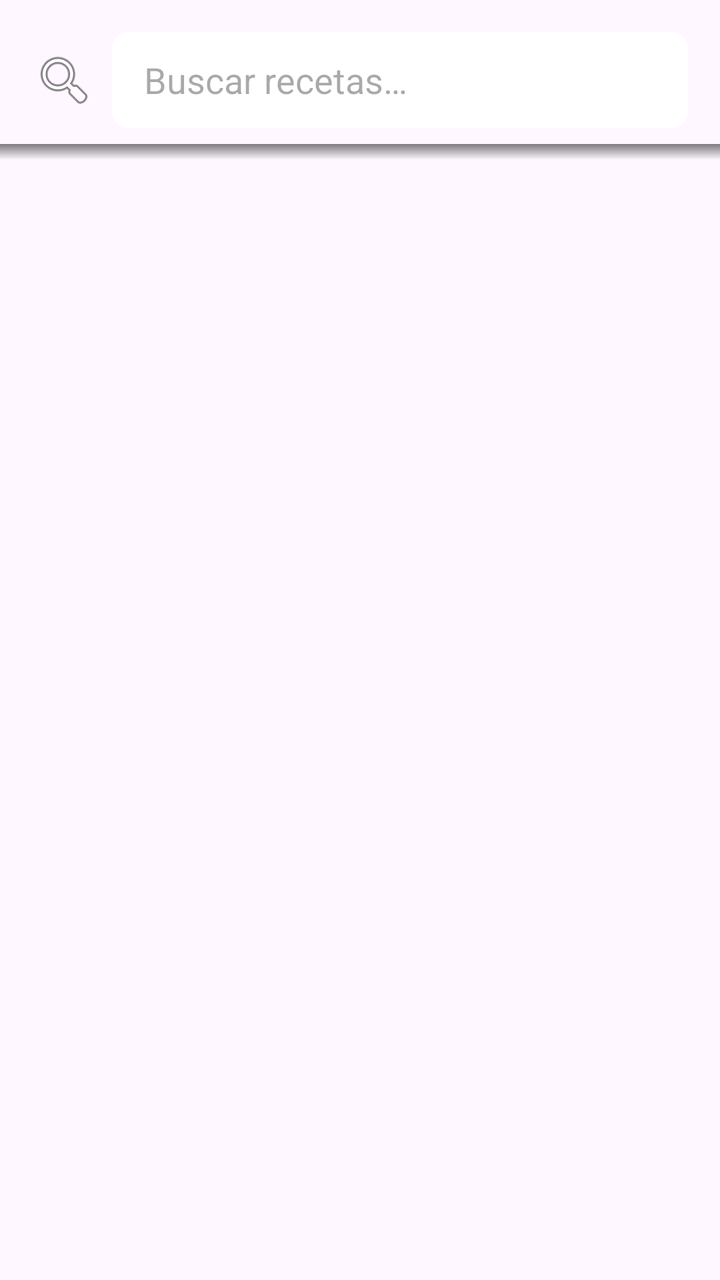
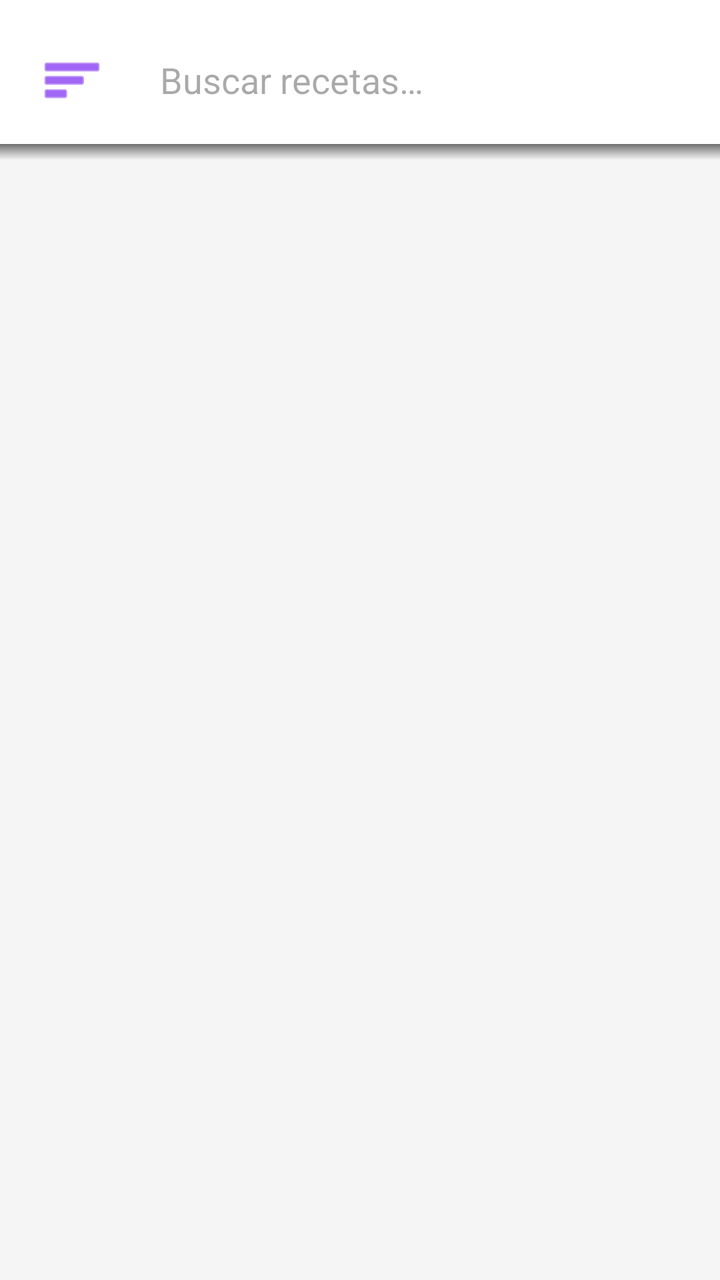

An Android layout rendered at two revisions. The XML below is the earlier revision; the diff shows what the commit changed to produce the second picture.
<!-- AndroidManifest.xml: application theme Theme.RefriMancia -->
<!-- res/layout/inicio_fragment.xml -->
<?xml version="1.0" encoding="utf-8"?>
<RelativeLayout
    xmlns:android="http://schemas.android.com/apk/res/android"
    xmlns:app="http://schemas.android.com/apk/res-auto"
    android:layout_width="match_parent"
    android:layout_height="match_parent"
    android:fitsSystemWindows="true">

    
    <LinearLayout
        android:id="@+id/top_bar"
        android:layout_width="match_parent"
        android:layout_height="wrap_content"
        android:orientation="horizontal"
        android:gravity="center_vertical"
        android:paddingHorizontal="16dp"
        android:paddingTop="16dp"
        android:paddingBottom="8dp"
        android:elevation="4dp">

        <ImageView
            android:layout_width="32dp"
            android:layout_height="32dp"
            android:src="@android:drawable/ic_menu_search"
            android:layout_marginEnd="8dp"
            android:contentDescription="@string/search_hint" />

        <androidx.appcompat.widget.SearchView
            android:id="@+id/search_view"
            android:layout_width="match_parent"
            android:layout_height="wrap_content"
            android:background="@drawable/fondo_busqueda"
            app:iconifiedByDefault="false"
            app:queryHint="@string/search_hint"
            app:queryBackground="@null"
            app:searchIcon="@null"
            app:closeIcon="@null" />

    </LinearLayout>

    
    <androidx.recyclerview.widget.RecyclerView
        android:id="@+id/recipes_recycler_view"
        android:layout_width="match_parent"
        android:layout_height="match_parent"
        android:layout_below="@id/top_bar"
        android:clipToPadding="false"
        android:paddingTop="0dp"
        android:paddingBottom="8dp" />

    <View
        android:id="@+id/gradiente_sombra"
        android:layout_width="match_parent"
        android:layout_height="8dp"
        android:layout_below="@id/top_bar"
        android:background="@drawable/gradiente_sombra"
        android:elevation="4dp" />

    
    <FrameLayout
        android:id="@+id/search_overlay"
        android:layout_width="match_parent"
        android:layout_height="match_parent"
        android:layout_below="@id/top_bar"
        android:background="#80000000"
        android:visibility="gone"
        android:elevation="6dp">

        <ListView
            android:id="@+id/search_suggestions_list"
            android:layout_width="match_parent"
            android:layout_height="wrap_content"
            android:background="@android:color/white"
            android:divider="#E0E0E0"
            android:dividerHeight="1dp" />
    </FrameLayout>

    <ProgressBar
        android:id="@+id/loading_indicator"
        style="?android:attr/progressBarStyleSmall"
        android:layout_width="wrap_content"
        android:layout_height="wrap_content"
        android:layout_alignParentBottom="true"
        android:layout_centerHorizontal="true"
        android:layout_marginBottom="12dp"
        android:visibility="gone" />

</RelativeLayout>
<!-- resources referenced by this layout -->
<resources>
  <!-- drawable fondo_busqueda (drawable) -->
  <?xml version="1.0" encoding="utf-8"?>
  <shape xmlns:android="http://schemas.android.com/apk/res/android"
      android:shape="rectangle">
      <solid android:color="@color/white" />
      <corners android:radius="8dp" />
  </shape>
  <!-- drawable gradiente_sombra (drawable) -->
  ﻿<?xml version="1.0" encoding="utf-8"?>
  <shape xmlns:android="http://schemas.android.com/apk/res/android">
      <gradient android:startColor="#80000000" android:endColor="#00000000" android:angle="270" />
  </shape>
  <string name="search_hint">Buscar recetas…</string>
  <style name="Theme.RefriMancia" parent="Base.Theme.RefriMancia" />
  <color name="white">#FFFFFFFF</color>
  <style name="Base.Theme.RefriMancia" parent="Theme.Material3.DayNight.NoActionBar">
          
          
          <item name="android:statusBarColor">?attr/colorPrimary</item>
          <item name="android:windowLightStatusBar">false</item>
          
      </style>
</resources>

<!-- the commit's change to res/layout/inicio_fragment.xml (unified diff, before → after) -->
@@ -4,6 +4,7 @@
     xmlns:app="http://schemas.android.com/apk/res-auto"
     android:layout_width="match_parent"
     android:layout_height="match_parent"
+    android:background="#F5F5F5"
     android:fitsSystemWindows="true">
 
     
@@ -12,23 +13,30 @@
         android:layout_width="match_parent"
         android:layout_height="wrap_content"
         android:orientation="horizontal"
-        android:gravity="center_vertical"
         android:paddingHorizontal="16dp"
         android:paddingTop="16dp"
         android:paddingBottom="8dp"
-        android:elevation="4dp">
+        android:background="@android:color/white"
+        android:elevation="4dp"
+        android:gravity="center_vertical">
 
-        <ImageView
-            android:layout_width="32dp"
-            android:layout_height="32dp"
-            android:src="@android:drawable/ic_menu_search"
-            android:layout_marginEnd="8dp"
-            android:contentDescription="@string/search_hint" />
+        
+        <ImageButton
+            android:id="@+id/btn_filtros"
+            android:layout_width="40dp"
+            android:layout_height="40dp"
+            android:src="@android:drawable/ic_menu_sort_by_size"
+            android:background="?attr/selectableItemBackgroundBorderless"
+            android:contentDescription="@string/filter_by_ingredients"
+            android:tint="@color/purple_500"
+            android:layout_marginEnd="8dp" />
 
+        
         <androidx.appcompat.widget.SearchView
             android:id="@+id/search_view"
-            android:layout_width="match_parent"
+            android:layout_width="0dp"
             android:layout_height="wrap_content"
+            android:layout_weight="1"
             android:background="@drawable/fondo_busqueda"
             app:iconifiedByDefault="false"
             app:queryHint="@string/search_hint"
@@ -85,4 +93,60 @@
         android:layout_marginBottom="12dp"
         android:visibility="gone" />
 
+    
+    <include
+        android:id="@+id/error_conexion_container"
+        layout="@layout/error_conexion_layout"
+        android:layout_width="match_parent"
+        android:layout_height="match_parent"
+        android:layout_below="@id/top_bar"
+        android:visibility="gone" />
+
 </RelativeLayout>
+<!-- res/layout/error_conexion_layout.xml (included above) -->
+<?xml version="1.0" encoding="utf-8"?>
+<LinearLayout xmlns:android="http://schemas.android.com/apk/res/android"
+    android:id="@+id/error_conexion_container"
+    android:layout_width="match_parent"
+    android:layout_height="match_parent"
+    android:orientation="vertical"
+    android:gravity="center"
+    android:padding="24dp"
+    android:visibility="gone"
+    android:background="@android:color/white">
+
+    <ImageView
+        android:layout_width="80dp"
+        android:layout_height="80dp"
+        android:src="@android:drawable/ic_dialog_alert"
+        android:contentDescription="@string/error_icon"
+        android:tint="?attr/colorError" />
+
+    <TextView
+        android:id="@+id/tv_error_mensaje"
+        android:layout_width="wrap_content"
+        android:layout_height="wrap_content"
+        android:layout_marginTop="16dp"
+        android:text="@string/error_conexion_mensaje"
+        android:textSize="16sp"
+        android:textAlignment="center"
+        android:textColor="@android:color/black" />
+
+    <TextView
+        android:layout_width="wrap_content"
+        android:layout_height="wrap_content"
+        android:layout_marginTop="8dp"
+        android:text="@string/error_conexion_sugerencia"
+        android:textSize="14sp"
+        android:textAlignment="center"
+        android:textColor="#666666" />
+
+    <Button
+        android:id="@+id/btn_reintentar"
+        android:layout_width="wrap_content"
+        android:layout_height="wrap_content"
+        android:layout_marginTop="24dp"
+        android:text="@string/btn_reintentar"
+        android:textAllCaps="false" />
+
+</LinearLayout>
<!-- resource entries referenced after the edit -->
@@ -1,5 +1,6 @@
 <!-- resources referenced by this layout -->
 <resources>
+  <color name="purple_500">#FF6200EE</color>
   <!-- drawable fondo_busqueda (drawable) -->
   <?xml version="1.0" encoding="utf-8"?>
   <shape xmlns:android="http://schemas.android.com/apk/res/android"
@@ -12,6 +13,11 @@
   <shape xmlns:android="http://schemas.android.com/apk/res/android">
       <gradient android:startColor="#80000000" android:endColor="#00000000" android:angle="270" />
   </shape>
+  <string name="btn_reintentar">Reintentar</string>
+  <string name="error_conexion_mensaje">No se pudo conectar con el servidor</string>
+  <string name="error_conexion_sugerencia">Verifica tu conexión a internet e intenta nuevamente</string>
+  <string name="error_icon">Icono de error</string>
+  <string name="filter_by_ingredients">Filtrar por ingredientes</string>
   <string name="search_hint">Buscar recetas…</string>
   <style name="Theme.RefriMancia" parent="Base.Theme.RefriMancia" />
   <color name="white">#FFFFFFFF</color>
